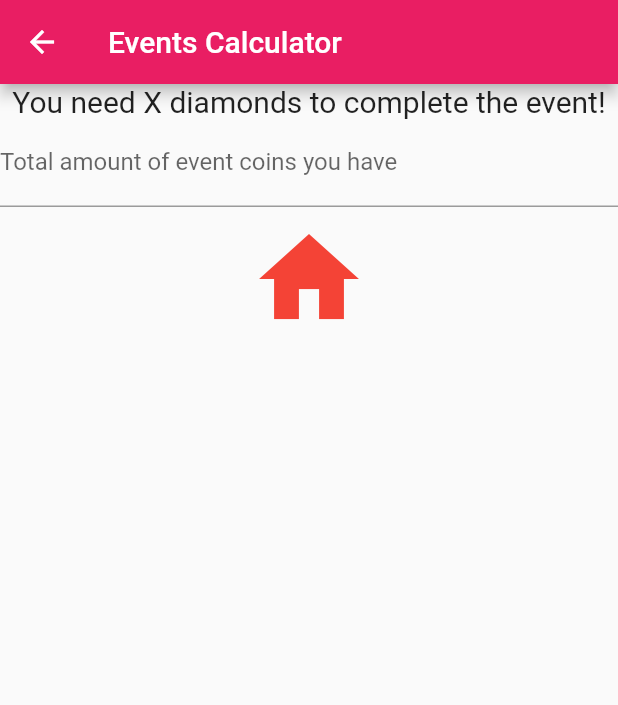
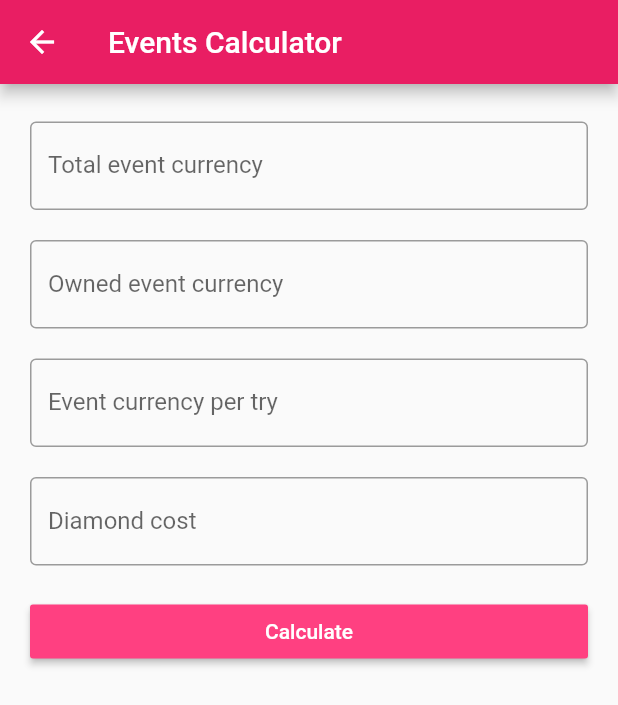
Before and after one commit to goldfish724/miraland_tools, a Flutter app: the Events screen opened by its route, on a phone screen of 412 x 824 dp. Shown: the top 705 px of the screen. Run offline on Flutter 3.47's test engine with Material 2 defaults, Android fonts, the phone set to English and light mode, and no system bars.

Commit message:
adicionado calculdora de eventos

```diff
--- a/lib/screens/events.dart
+++ b/lib/screens/events.dart
@@ -10,6 +10,21 @@ class Events extends StatefulWidget {
 }
 
 class EventState extends State<Events>{
+  int n1=0, n2=0, n3=0, n4=0, res = 0;
+
+  final v1 = TextEditingController();
+  final v2 = TextEditingController();
+  final v3 = TextEditingController();
+  final v4 = TextEditingController();
+
+  @override
+  void dispose() {
+    // Clean up the controller when the Widget is disposed
+    v1.dispose();
+    v2.dispose();
+    v3.dispose();
+    super.dispose();
+  }
 
   @override
   Widget build(BuildContext context) {
@@ -22,41 +37,92 @@ class EventState extends State<Events>{
         backgroundColor: Colors.pink,
       ),
       // Body
-      body: new Container(
-        // Center the content
-        child: new Center(
-          child: new Column(
-            // Center content in the column
-            mainAxisAlignment: MainAxisAlignment.start,
-            // add children to the column
+      body: new GestureDetector(
+        behavior: HitTestBehavior.opaque,
+        onTap: () {
+          FocusScope.of(context).requestFocus(FocusNode());
+        },
+        child: new Container(
+          child: new Form(
+              child: new ListView(
+                padding: const EdgeInsets.symmetric(vertical: 25.0, horizontal: 20.0),
                 children: <Widget>[
-              // Text
-              new Text(
-                "You need X diamonds to complete the event!",
-                // Setting the style for the Text
-                style: new TextStyle(fontSize: 20.0),
-                // Set text alignment to center
-                textAlign: TextAlign.center,
+                  new TextFormField(
+                    decoration: const InputDecoration(
+                      border: OutlineInputBorder(),
+                      labelText: "Total event currency",
+                      hintText: "Total amount of event currency to complete the event",
                     ),
-              new TextField(
-                decoration: InputDecoration(labelText: "Total amount of event coins you have"),
                     keyboardType: TextInputType.number,
+                    controller: v1,
                   ),
-              // Icon Button
-              new IconButton(
-                icon: new Icon(
-                  Icons.home,
-                  color: Colors.red,
+                  new Padding(
+                      padding: const EdgeInsets.symmetric(vertical: 10.0)
                   ),
+                  new TextFormField(
+                    decoration: const InputDecoration(
+                      border: OutlineInputBorder(),
+                      labelText: "Owned event currency",
+                      hintText: "Total amount of event currency you have",
+                    ),
+                    keyboardType: TextInputType.number,
+                    controller: v2,
+                  ),
+                  new Padding(
+                      padding: const EdgeInsets.symmetric(vertical: 10.0)
+                  ),
+                  new TextFormField(
+                    decoration: const InputDecoration(
+                      border: OutlineInputBorder(),
+                      labelText: "Event currency per try",
+                      hintText: "Amount of event currency you gain per try",
+                    ),
+                    keyboardType: TextInputType.number,
+                    controller: v3,
+                  ),
+                  new Padding(
+                      padding: const EdgeInsets.symmetric(vertical: 10.0)
+                  ),
+                  new TextFormField(
+                    decoration: const InputDecoration(
+                      border: OutlineInputBorder(),
+                      labelText: "Diamond cost",
+                      hintText: "Diamond cost per try",
+                    ),
+                    keyboardType: TextInputType.number,
+                    controller: v4,
+                  ),
+                  new Padding(
+                      padding: const EdgeInsets.symmetric(vertical: 10.0)
+                  ),
+                  new MaterialButton(
+                    child: Text("Calculate"),
                     // Execute when pressed
-                onPressed: () {
-                  // use the navigator to goto a named route
-                  Navigator.of(context).pushNamed('/');
+                    minWidth: 300.0,
+                    textColor: Colors.white,
+                    color: Colors.pinkAccent,
+                    onPressed: (){
+                      n1 = int.parse(v1.text);
+                      n2 = int.parse(v2.text);
+                      n3 = int.parse(v3.text);
+                      n4 = int.parse(v4.text);
+
+                      res = ((n1-n2)~/n3)*n4;
+
+                      return showDialog(
+                        context: context,
+                        builder: (context) {
+                          return AlertDialog(
+                            // Retrieve the text the user has typed in using our
+                            // TextEditingController
+                            content: Text("You need $res"),
+                          );
                         },
-                // Setting the size of icon
-                iconSize: 80.0,
+                      );
+                    },
+                  ),
+                ],
               )
-            ],
           ),
         ),
       ),
```
Lines whose indentation alone changed are shown as unchanged.
